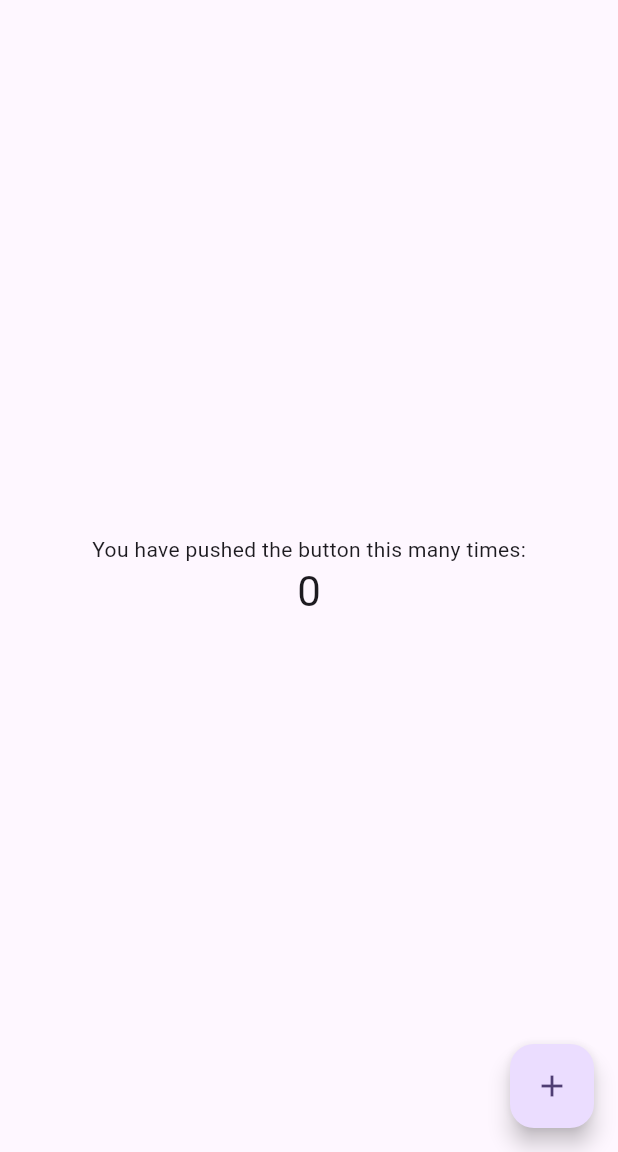
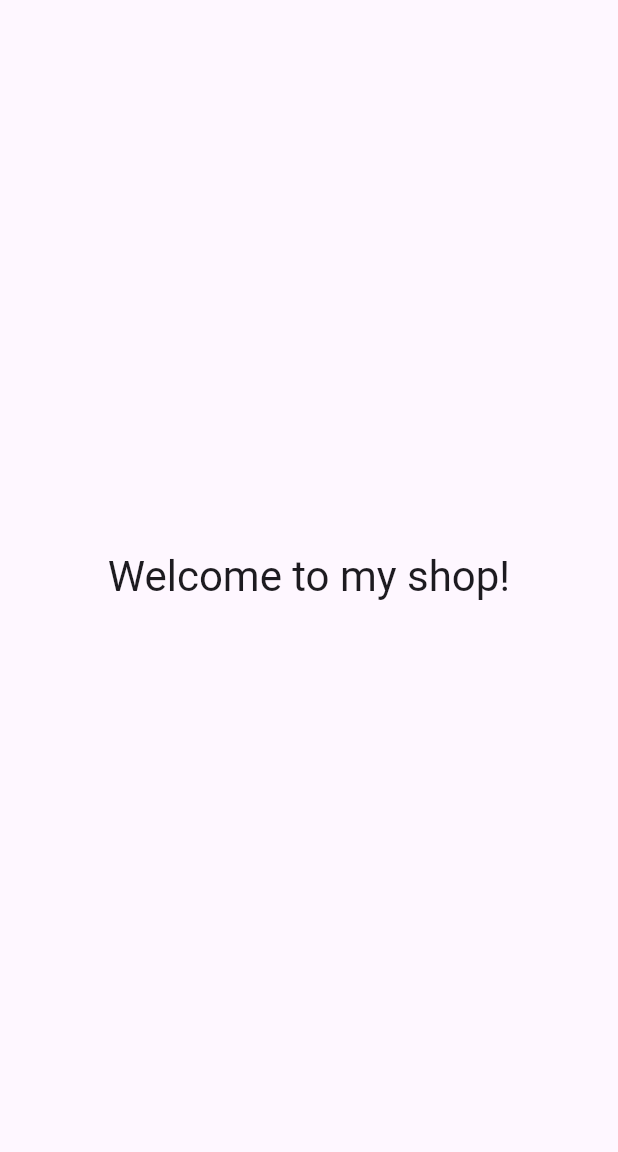
Before and after one commit to Kafanga365/sandwich_shop, a Flutter app: the screen it shows after launch, on a phone screen of 412 x 824 dp, the part 84-1236 px from its top. Run offline on Flutter 3.47's test engine with Material 3 defaults, Android fonts, the phone set to English and light mode, and no system bars.

Commit message:
Update pubspec and replace counter UI with welcome message

```diff
--- a/sandwich_shop/lib/main.dart
+++ b/sandwich_shop/lib/main.dart
@@ -54,19 +54,6 @@ class MyHomePage extends StatefulWidget {
 }
 
 class _MyHomePageState extends State<MyHomePage> {
-  int _counter = 0;
-
-  void _incrementCounter() {
-    setState(() {
-      // This call to setState tells the Flutter framework that something has
-      // changed in this State, which causes it to rerun the build method below
-      // so that the display can reflect the updated values. If we changed
-      // _counter without calling setState(), then the build method would not be
-      // called again, and so nothing would appear to happen.
-      _counter++;
-    });
-  }
-
   @override
   Widget build(BuildContext context) {
     // This method is rerun every time setState is called, for instance as done
@@ -104,19 +91,16 @@ class _MyHomePageState extends State<MyHomePage> {
           // wireframe for each widget.
           mainAxisAlignment: MainAxisAlignment.center,
           children: <Widget>[
-            const Text('You have pushed the button this many times:'),
             Text(
-              '$_counter',
+              'Welcome to my shop!',
               style: Theme.of(context).textTheme.headlineMedium,
+              textAlign: TextAlign.center,
             ),
           ],
         ),
       ),
-      floatingActionButton: FloatingActionButton(
-        onPressed: _incrementCounter,
-        tooltip: 'Increment',
-        child: const Icon(Icons.add),
-      ), // This trailing comma makes auto-formatting nicer for build methods.
+      // No floating action button on the shop home screen.
+      // This trailing comma makes auto-formatting nicer for build methods.
     );
   }
 }
```
Also changed, not shown: sandwich_shop/pubspec.yaml (+5 -44 lines), sandwich_shop/pubspec.lock.
